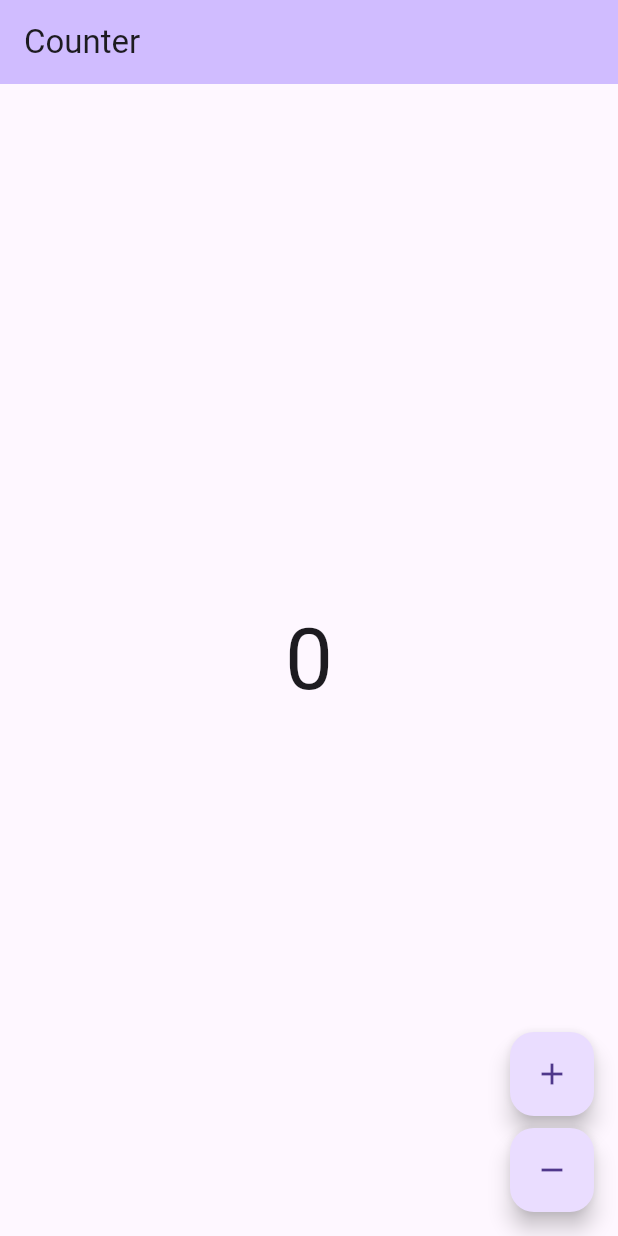
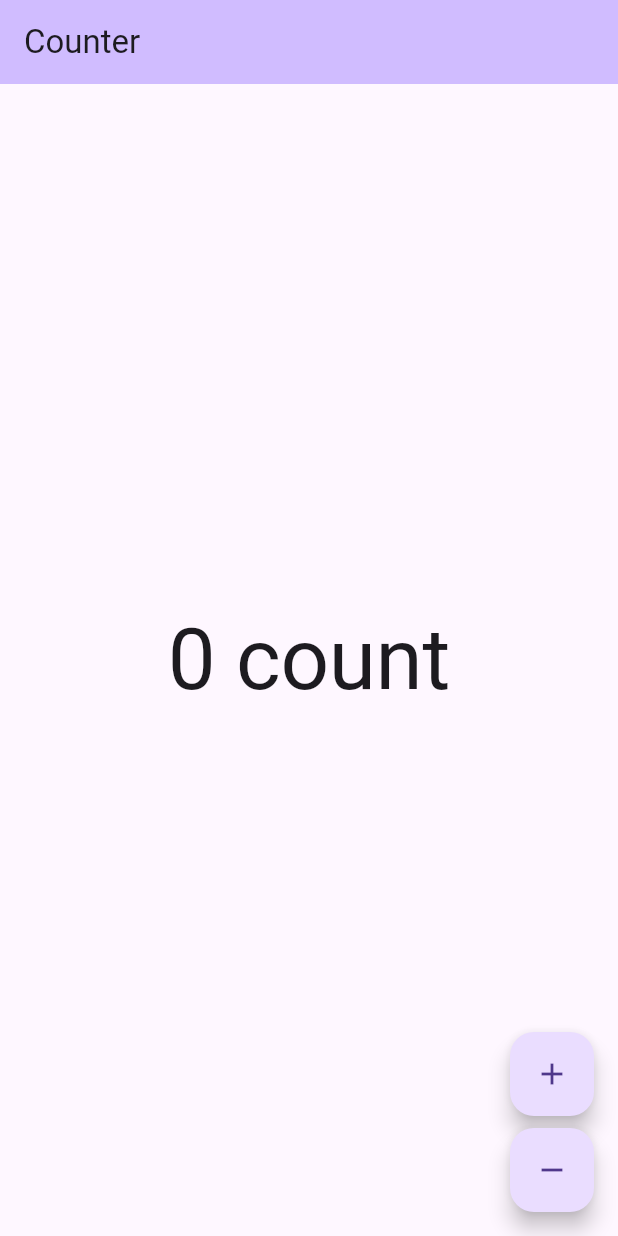
Before and after one commit to pietroid/ownership_tests, a Flutter app: the screen it shows after launch, on a phone screen of 412 x 824 dp. Run offline on Flutter 3.47's test engine with Material 3 defaults, Android fonts, the phone set to English and light mode, and no system bars; our stand-ins replace bloc, flutter_bloc; generated files the repository leaves out were written again.

Commit message:
adding counter feature

```diff
--- a/lib/counter/view/counter_page.dart
+++ b/lib/counter/view/counter_page.dart
@@ -50,6 +50,6 @@ class CounterText extends StatelessWidget {
   Widget build(BuildContext context) {
     final theme = Theme.of(context);
     final count = context.select((CounterCubit cubit) => cubit.state);
-    return Text('$count', style: theme.textTheme.displayLarge);
+    return Text('$count count', style: theme.textTheme.displayLarge);
   }
 }
```
